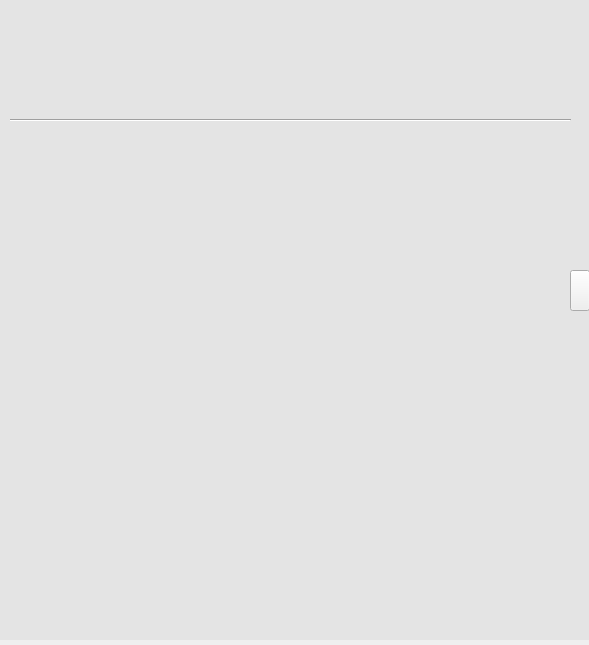
First picture: the form in qatime-studio/UIAuxiliaryPanel.ui, repository chuanjiabao1981/qatime-win, before the edit.
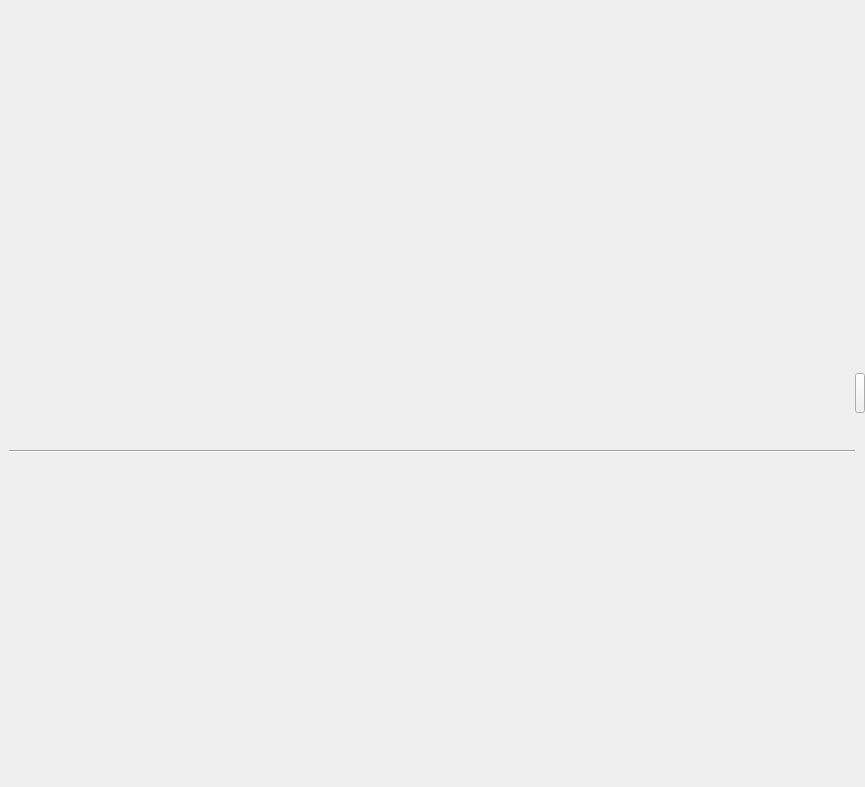
Second picture: the form after the edit. Icons and pictures are not drawn.

Commit message: QTW-40 调整辅导班自适应窗口，添加最大化+还原

Patch:
```diff
--- a/qatime-studio/UIAuxiliaryPanel.ui
+++ b/qatime-studio/UIAuxiliaryPanel.ui
@@ -6,134 +6,183 @@
    <rect>
     <x>0</x>
     <y>0</y>
-    <width>589</width>
-    <height>645</height>
+    <width>865</width>
+    <height>787</height>
    </rect>
   </property>
   <property name="windowTitle">
    <string>UIAuxiliaryPanel</string>
   </property>
-  <widget class="QLabel" name="teacherPhoto_Label">
-   <property name="geometry">
-    <rect>
-     <x>260</x>
-     <y>20</y>
-     <width>64</width>
-     <height>64</height>
-    </rect>
+  <layout class="QVBoxLayout" name="verticalLayout_2">
+   <property name="spacing">
+    <number>0</number>
    </property>
-   <property name="styleSheet">
-    <string notr="true">border-image: url(:/LoginWindow/images/teacherPhoto.png);</string>
+   <property name="leftMargin">
+    <number>9</number>
    </property>
-   <property name="text">
-    <string/>
+   <property name="topMargin">
+    <number>0</number>
    </property>
-  </widget>
-  <widget class="Line" name="line">
-   <property name="geometry">
-    <rect>
-     <x>10</x>
-     <y>110</y>
-     <width>561</width>
-     <height>20</height>
-    </rect>
+   <property name="rightMargin">
+    <number>0</number>
    </property>
-   <property name="orientation">
-    <enum>Qt::Horizontal</enum>
+   <property name="bottomMargin">
+    <number>0</number>
    </property>
-  </widget>
-  <widget class="QPushButton" name="drawBack_pushBtn">
-   <property name="geometry">
-    <rect>
-     <x>570</x>
-     <y>270</y>
-     <width>20</width>
-     <height>41</height>
-    </rect>
-   </property>
-   <property name="cursor">
-    <cursorShape>PointingHandCursor</cursorShape>
-   </property>
-   <property name="styleSheet">
-    <string notr="true">border-image: url(:/LoginWindow/images/drawback.png);</string>
-   </property>
-   <property name="text">
-    <string/>
-   </property>
-  </widget>
-  <widget class="QLabel" name="back_label">
-   <property name="geometry">
-    <rect>
-     <x>0</x>
-     <y>0</y>
-     <width>591</width>
-     <height>640</height>
-    </rect>
-   </property>
-   <property name="styleSheet">
-    <string notr="true">background-color: rgb(228, 228, 228);
-border-right-color: rgb(0, 0, 0);</string>
-   </property>
-   <property name="text">
-    <string/>
-   </property>
-  </widget>
-  <widget class="QWidget" name="verticalLayoutWidget">
-   <property name="geometry">
-    <rect>
-     <x>10</x>
-     <y>130</y>
-     <width>561</width>
-     <height>501</height>
-    </rect>
-   </property>
-   <layout class="QVBoxLayout" name="teacher_verticalLayout"/>
-  </widget>
-  <widget class="QLabel" name="teacherName_label">
-   <property name="geometry">
-    <rect>
-     <x>260</x>
-     <y>90</y>
-     <width>61</width>
-     <height>20</height>
-    </rect>
-   </property>
-   <property name="text">
-    <string/>
-   </property>
-   <property name="alignment">
-    <set>Qt::AlignCenter</set>
-   </property>
-  </widget>
-  <widget class="QPushButton" name="return_pushButton">
-   <property name="geometry">
-    <rect>
-     <x>500</x>
-     <y>5</y>
-     <width>72</width>
-     <height>20</height>
-    </rect>
-   </property>
-   <property name="cursor">
-    <cursorShape>PointingHandCursor</cursorShape>
-   </property>
-   <property name="styleSheet">
-    <string notr="true">color: rgb(85, 170, 255);</string>
-   </property>
-   <property name="text">
-    <string/>
-   </property>
-   <property name="flat">
-    <bool>true</bool>
-   </property>
-  </widget>
-  <zorder>back_label</zorder>
-  <zorder>teacherPhoto_Label</zorder>
-  <zorder>line</zorder>
-  <zorder>drawBack_pushBtn</zorder>
-  <zorder>verticalLayoutWidget</zorder>
-  <zorder>teacherName_label</zorder>
-  <zorder>return_pushButton</zorder>
+   <item>
+    <layout class="QHBoxLayout" name="horizontalLayout_5">
+     <property name="spacing">
+      <number>0</number>
+     </property>
+     <item>
+      <layout class="QVBoxLayout" name="verticalLayout_4">
+       <item>
+        <layout class="QHBoxLayout" name="horizontalLayout_8">
+         <item>
+          <spacer name="horizontalSpacer">
+           <property name="orientation">
+            <enum>Qt::Horizontal</enum>
+           </property>
+           <property name="sizeHint" stdset="0">
+            <size>
+             <width>40</width>
+             <height>20</height>
+            </size>
+           </property>
+          </spacer>
+         </item>
+         <item>
+          <widget class="QPushButton" name="return_pushButton">
+           <property name="minimumSize">
+            <size>
+             <width>80</width>
+             <height>20</height>
+            </size>
+           </property>
+           <property name="maximumSize">
+            <size>
+             <width>80</width>
+             <height>20</height>
+            </size>
+           </property>
+           <property name="cursor">
+            <cursorShape>PointingHandCursor</cursorShape>
+           </property>
+           <property name="styleSheet">
+            <string notr="true">color: rgb(85, 170, 255);</string>
+           </property>
+           <property name="text">
+            <string/>
+           </property>
+           <property name="flat">
+            <bool>true</bool>
+           </property>
+          </widget>
+         </item>
+        </layout>
+       </item>
+       <item>
+        <layout class="QHBoxLayout" name="horizontalLayout_6">
+         <item>
+          <widget class="QLabel" name="teacherPhoto_Label">
+           <property name="sizePolicy">
+            <sizepolicy hsizetype="Minimum" vsizetype="Minimum">
+             <horstretch>0</horstretch>
+             <verstretch>0</verstretch>
+            </sizepolicy>
+           </property>
+           <property name="minimumSize">
+            <size>
+             <width>64</width>
+             <height>64</height>
+            </size>
+           </property>
+           <property name="maximumSize">
+            <size>
+             <width>64</width>
+             <height>64</height>
+            </size>
+           </property>
+           <property name="layoutDirection">
+            <enum>Qt::LeftToRight</enum>
+           </property>
+           <property name="styleSheet">
+            <string notr="true">border-image: url(:/LoginWindow/images/teacherPhoto.png);</string>
+           </property>
+           <property name="text">
+            <string/>
+           </property>
+          </widget>
+         </item>
+        </layout>
+       </item>
+       <item>
+        <layout class="QHBoxLayout" name="horizontalLayout">
+         <item>
+          <widget class="QLabel" name="teacherName_label">
+           <property name="maximumSize">
+            <size>
+             <width>100</width>
+             <height>16</height>
+            </size>
+           </property>
+           <property name="text">
+            <string/>
+           </property>
+           <property name="alignment">
+            <set>Qt::AlignCenter</set>
+           </property>
+          </widget>
+         </item>
+        </layout>
+       </item>
+       <item>
+        <widget class="Line" name="line">
+         <property name="orientation">
+          <enum>Qt::Horizontal</enum>
+         </property>
+        </widget>
+       </item>
+       <item>
+        <layout class="QVBoxLayout" name="teacher_verticalLayout"/>
+       </item>
+      </layout>
+     </item>
+     <item>
+      <layout class="QVBoxLayout" name="verticalLayout">
+       <property name="spacing">
+        <number>0</number>
+       </property>
+       <item>
+        <widget class="QPushButton" name="drawBack_pushBtn">
+         <property name="minimumSize">
+          <size>
+           <width>10</width>
+           <height>40</height>
+          </size>
+         </property>
+         <property name="maximumSize">
+          <size>
+           <width>10</width>
+           <height>40</height>
+          </size>
+         </property>
+         <property name="cursor">
+          <cursorShape>PointingHandCursor</cursorShape>
+         </property>
+         <property name="styleSheet">
+          <string notr="true">border-image: url(:/LoginWindow/images/drawback.png);</string>
+         </property>
+         <property name="text">
+          <string/>
+         </property>
+        </widget>
+       </item>
+      </layout>
+     </item>
+    </layout>
+   </item>
+  </layout>
  </widget>
  <layoutdefault spacing="6" margin="11"/>
  <resources>
```
The commit also changes 7 other files.
